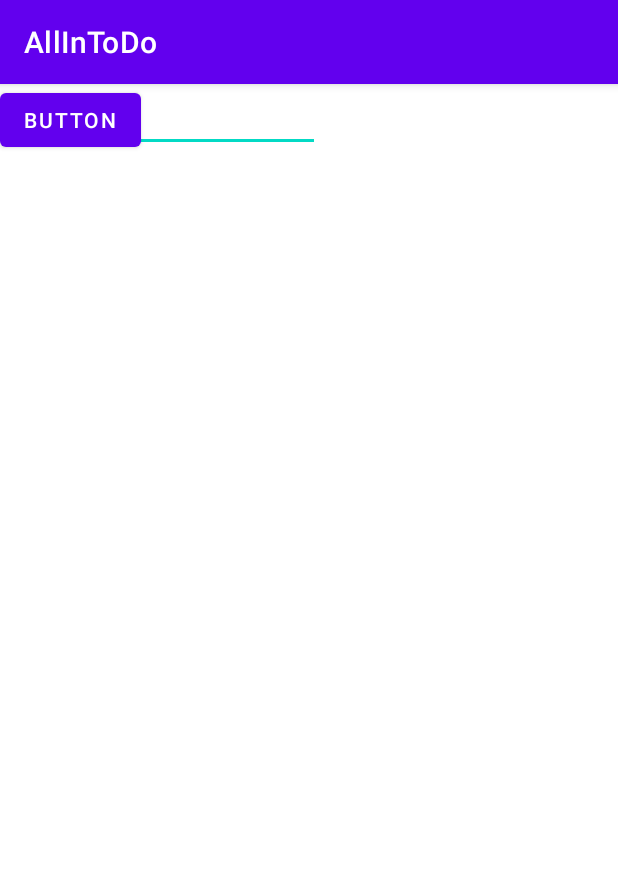
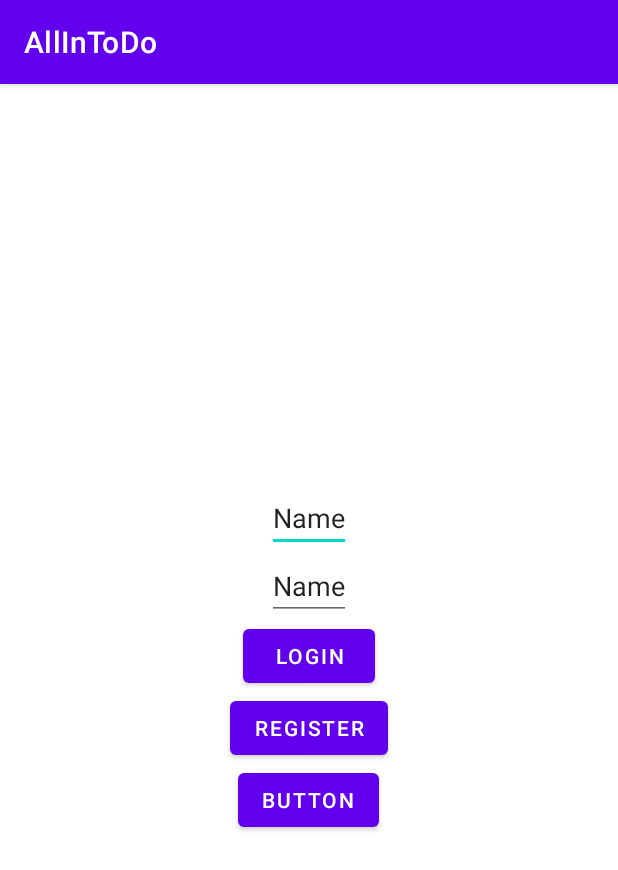
Before and after one commit to ishikaubc/ALLINhackathon, an Android app: the screen it shows after launch (MainActivity), on a phone screen of 412 x 824 dp. Shown: the top 870 px of the screen. Run offline under Robolectric (Android 15) with nearby library versions, the phone set to English and light mode, and no system bars; our stand-ins replace Room's generated code.

Commit message:
login with room database

```diff
--- a/app/src/main/AndroidManifest.xml
+++ b/app/src/main/AndroidManifest.xml
@@ -14,6 +14,9 @@
         android:theme="@style/Theme.AllInToDo"
         tools:targetApi="31">
         <activity
+            android:name=".HomeScreen"
+            android:exported="false" />
+        <activity
             android:name=".MainActivity"
             android:exported="true">
             <intent-filter>
--- /dev/null
+++ b/app/src/main/java/com/example/allintodo/AppDatabase.java
@@ -0,0 +1,9 @@
+package com.example.allintodo;
+
+import androidx.room.Database;
+import androidx.room.RoomDatabase;
+
+@Database(entities = {User.class}, version = 1)
+public abstract class AppDatabase extends RoomDatabase {
+    public abstract UserDao userDao();
+}
--- /dev/null
+++ b/app/src/main/java/com/example/allintodo/UserDao.java
@@ -0,0 +1,29 @@
+package com.example.allintodo;
+
+import androidx.room.Dao;
+import androidx.room.Delete;
+import androidx.room.Insert;
+import androidx.room.Query;
+
+import java.util.List;
+
+@Dao
+public interface UserDao {
+    @Query("SELECT * FROM user")
+    List<User> getAll();
+
+    @Query("SELECT * FROM user WHERE email IN (:emails)")
+    List<User> loadAllByIds(int[] emails);
+
+    @Query("SELECT * FROM user WHERE email LIKE :email LIMIT 1")
+    User login(String email);
+
+    @Insert
+    void register(User user);
+
+    @Insert
+    void insertAll(User... users);
+
+    @Delete
+    void delete(User user);
+}
--- a/app/src/main/res/layout/activity_main.xml
+++ b/app/src/main/res/layout/activity_main.xml
@@ -6,28 +6,46 @@
     android:layout_height="match_parent"
     tools:context=".MainActivity">
 
+    <LinearLayout
+        android:layout_width="match_parent"
+        android:layout_height="match_parent"
+        android:orientation="vertical"
+        android:gravity="center">
+
         <EditText
             android:id="@+id/name"
             android:layout_width="wrap_content"
             android:layout_height="wrap_content"
-        android:ems="10"
             android:inputType="textPersonName"
-        android:text="Name"
-        tools:layout_editor_absoluteX="100dp"
-        tools:layout_editor_absoluteY="52dp" />
+            android:text="Name" />
+
+        <EditText
+            android:id="@+id/password"
+            android:layout_width="wrap_content"
+            android:layout_height="wrap_content"
+            android:inputType="textPersonName"
+            android:text="Name" />
 
         <Button
-        android:id="@+id/button"
+            android:id="@+id/login"
             android:layout_width="wrap_content"
             android:layout_height="wrap_content"
-        android:text="Button"
-        tools:layout_editor_absoluteX="157dp"
-        tools:layout_editor_absoluteY="105dp" />
+            android:text="Login"
+            android:onClick="loginClick"/>
 
-    <ListView
-        android:id="@+id/mainList"
-        android:layout_width="409dp"
-        android:layout_height="576dp"
-        tools:layout_editor_absoluteX="1dp"
-        tools:layout_editor_absoluteY="154dp" />
+        <Button
+            android:id="@+id/register"
+            android:onClick="signUp"
+            android:layout_width="wrap_content"
+            android:layout_height="wrap_content"
+            android:text="Register" />
+
+        <Button
+            android:id="@+id/button5"
+            android:layout_width="wrap_content"
+            android:layout_height="wrap_content"
+            android:text="Button" />
+
+    </LinearLayout>
+
 </androidx.constraintlayout.widget.ConstraintLayout>
--- a/app/src/main/res/values/strings.xml
+++ b/app/src/main/res/values/strings.xml
@@ -1,3 +1,4 @@
 <resources>
     <string name="app_name">AllInToDo</string>
+    <string name="register">Register</string>
 </resources>
--- a/build.gradle
+++ b/build.gradle
@@ -1,7 +1,7 @@
 // Top-level build file where you can add configuration options common to all sub-projects/modules.
 plugins {
-    id 'com.android.application' version '7.2.1' apply false
-    id 'com.android.library' version '7.2.1' apply false
+    id 'com.android.application' version '7.2.2' apply false
+    id 'com.android.library' version '7.2.2' apply false
 }
 
 task clean(type: Delete) {
```
Also changed, not shown: app/build.gradle (+31 -4 lines), app/src/main/java/com/example/allintodo/HomeScreen.java (added, +14 -0 lines), app/src/main/java/com/example/allintodo/MainActivity.java (+91 -5 lines), app/src/main/java/com/example/allintodo/User.java (added, +29 -0 lines), app/src/main/res/layout/activity_home_screen.xml (added, +9 -0 lines). Lines whose indentation alone changed are shown as unchanged.
